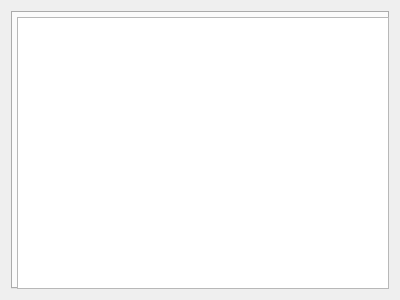
Before: the Qt Designer form src/leditwidget.ui in LeZheng/lisp-painter, drawn with Qt 5.
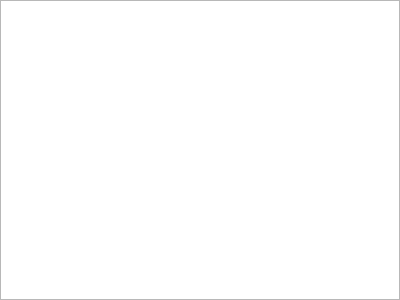
After: the same form once the commit is applied.

Commit message: repair image path problem,change margin size in ui file

Patch:
```diff
--- a/src/leditwidget.ui
+++ b/src/leditwidget.ui
@@ -14,6 +14,21 @@
    <string>Form</string>
   </property>
   <layout class="QGridLayout" name="gridLayout">
+   <property name="leftMargin">
+    <number>0</number>
+   </property>
+   <property name="topMargin">
+    <number>0</number>
+   </property>
+   <property name="rightMargin">
+    <number>0</number>
+   </property>
+   <property name="bottomMargin">
+    <number>0</number>
+   </property>
+   <property name="spacing">
+    <number>0</number>
+   </property>
    <item row="0" column="0" rowspan="2" colspan="2">
     <widget class="QTabWidget" name="tabWidget">
      <property name="currentIndex">
```
The commit also changes 14 other files.
